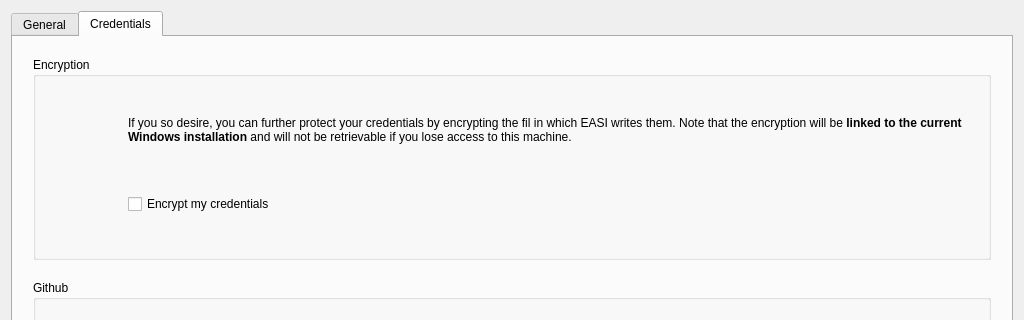
Old version of the form src/ui/skeletons/config_dialog.ui in the repository 132nd-etcher/EASI; both pictures show x 0 to 1024 and y 0 to 320 of the 1024 by 768 pixel window.
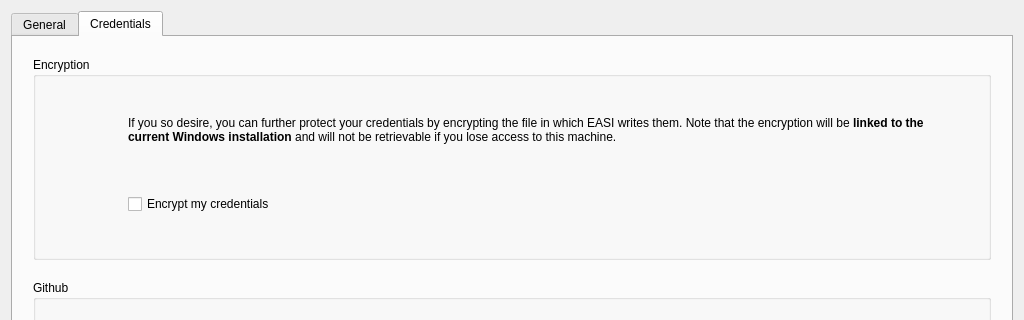
New version of the form. The open tabs and pages were chosen to show the change. Icons and pictures are not drawn.

```diff
--- a/src/ui/skeletons/config_dialog.ui
+++ b/src/ui/skeletons/config_dialog.ui
@@ -328,7 +328,7 @@
                  </sizepolicy>
                 </property>
                 <property name="text">
-                 <string>&lt;html&gt;&lt;head/&gt;&lt;body&gt;&lt;p&gt;If you so desire, you can further protect your credentials by encrypting the fil in which EASI writes them. Note that the encryption will be &lt;span style=&quot; font-weight:600;&quot;&gt;linked to the current Windows installation&lt;/span&gt; and will not be retrievable if you lose access to this machine.&lt;/p&gt;&lt;/body&gt;&lt;/html&gt;</string>
+                 <string>&lt;html&gt;&lt;head/&gt;&lt;body&gt;&lt;p&gt;If you so desire, you can further protect your credentials by encrypting the file in which EASI writes them. Note that the encryption will be &lt;span style=&quot; font-weight:600;&quot;&gt;linked to the current Windows installation&lt;/span&gt; and will not be retrievable if you lose access to this machine.&lt;/p&gt;&lt;/body&gt;&lt;/html&gt;</string>
                 </property>
                 <property name="wordWrap">
                  <bool>true</bool>
```
Left out of the diff: 2 changed lines with no effect on the pictures.
